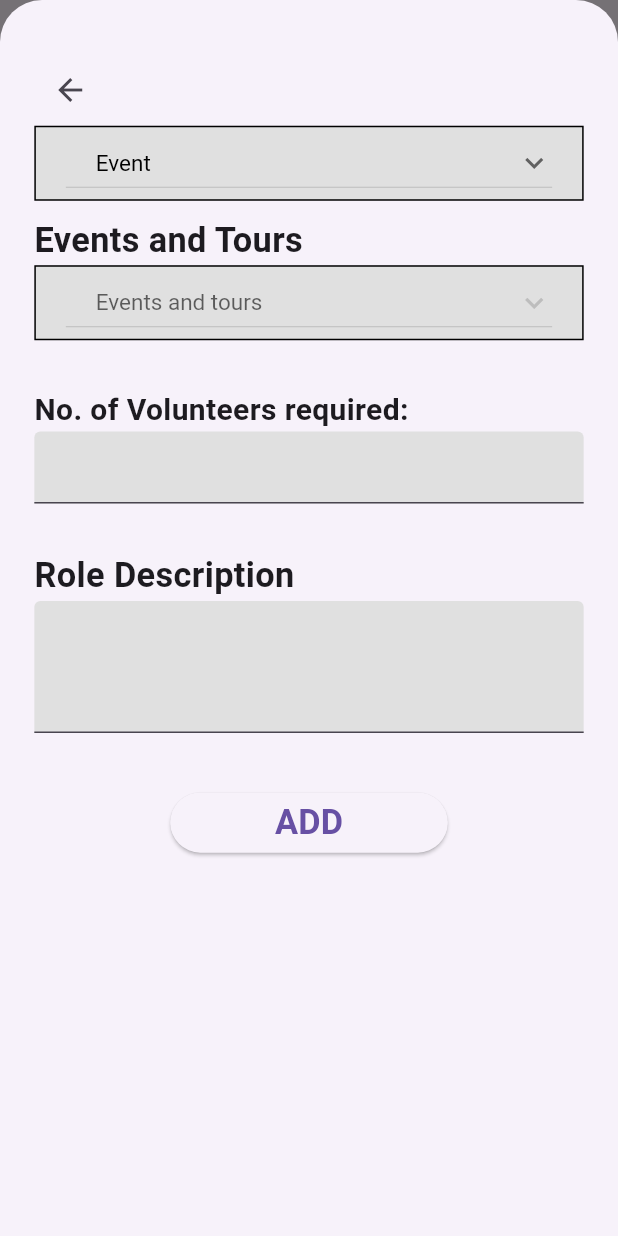
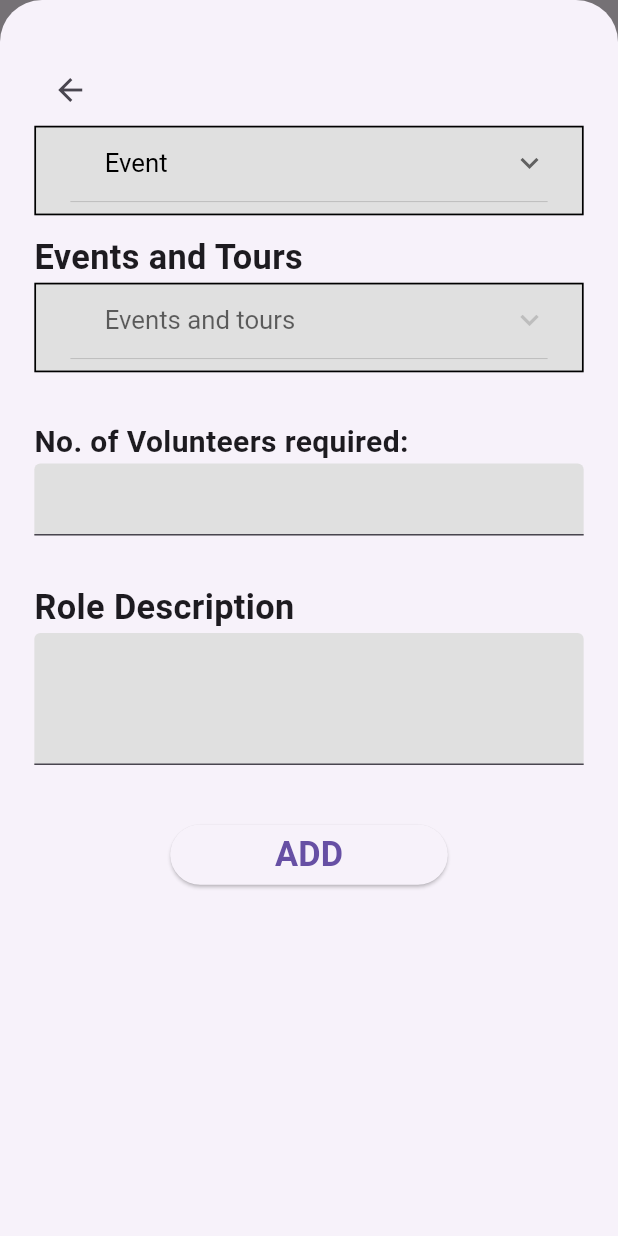
Before and after one commit to Pankaj0405/horizon_vendor, a Flutter app: the AddVolunteer screen opened directly, after a tap on the "add" icon, on a phone screen of 412 x 824 dp. Run offline on Flutter 3.47's test engine with Material 3 defaults, Android fonts, the phone set to English and light mode, and no system bars; our stand-ins replace animated_bottom_navigation_bar, camera, cloud_firestore, firebase_auth, firebase_core, firebase_storage and 4 more; accounts and stored records are empty.

Commit message:
screenutil added

```diff
--- a/lib/Category/category.dart
+++ b/lib/Category/category.dart
@@ -22,7 +22,8 @@ class _CategoryPageState extends State<CategoryPage> {
 
   @override
   Widget build(BuildContext context) {
-    return Scaffold(
+    return SafeArea(
+      child: Scaffold(
         body: SingleChildScrollView(
           child: Padding(
             padding: const EdgeInsets.only(top: 30.0, left: 30, right: 30),
@@ -101,6 +102,7 @@ class _CategoryPageState extends State<CategoryPage> {
             ),
           ),
         ),
+      ),
     );
   }
 }
--- a/lib/add_volunteers.dart
+++ b/lib/add_volunteers.dart
@@ -26,10 +26,10 @@ class _AddVolunteerState extends State<AddVolunteer>
   final _roleController = TextEditingController();
   late final TabController _tabController;
 
-  var textStyle = const TextStyle(
+  var textStyle = TextStyle(
     overflow: TextOverflow.fade,
     color: Colors.black,
-    fontSize: 15,
+    fontSize: 15.sp,
   );
 
   emptyFields() {
@@ -106,24 +106,24 @@ class _AddVolunteerState extends State<AddVolunteer>
                       icon: Icon(Icons.arrow_back)),
                   Container(
                     width: double.maxFinite,
-                    height: 50,
+                    height: 50.h,
                     decoration: BoxDecoration(
-                        color: Colors.grey[300], border: Border.all(width: 1)),
+                        color: Colors.grey[300], border: Border.all(width: 1.w)),
                     child: DropdownButton(
                       dropdownColor: Colors.white,
-                      padding: const EdgeInsets.symmetric(
-                        horizontal: 20,
+                      padding: EdgeInsets.symmetric(
+                        horizontal: 20.w,
                       ),
-                      borderRadius: BorderRadius.circular(20),
+                      borderRadius: BorderRadius.circular(20.r),
                       isExpanded: true,
                       // Initial Value
                       value: typeDropDown,
                       style: textStyle,
                       // Down Arrow Icon
                       icon: const Icon(Icons.keyboard_arrow_down),
-                      hint: const Padding(
+                      hint: Padding(
                         padding: EdgeInsets.symmetric(
-                          horizontal: 20,
+                          horizontal: 20.w,
                         ),
                         child: Text('Events and tours'),
                       ),
@@ -132,8 +132,8 @@ class _AddVolunteerState extends State<AddVolunteer>
                         return DropdownMenuItem(
                           value: items,
                           child: Container(
-                            margin: const EdgeInsets.symmetric(
-                              horizontal: 20,
+                            margin: EdgeInsets.symmetric(
+                              horizontal: 20.w,
                             ),
                             child: Text(
                               items,
@@ -157,8 +157,8 @@ class _AddVolunteerState extends State<AddVolunteer>
                     ),
                     // const EventDropdown(), // event dropdown
                   ),
-                  const SizedBox(
-                    height: 10,
+                  SizedBox(
+                    height: 10.h,
                   ),
                   Text(
                     'Events and Tours',
@@ -168,25 +168,25 @@ class _AddVolunteerState extends State<AddVolunteer>
                   typeDropDown == "Event"
                       ? Container(
                           width: double.maxFinite,
-                          height: 50,
+                          height: 50.h,
                           decoration: BoxDecoration(
                               color: Colors.grey[300],
-                              border: Border.all(width: 1)),
+                              border: Border.all(width: 1.w)),
                           child: DropdownButton(
                             dropdownColor: Colors.white,
-                            padding: const EdgeInsets.symmetric(
-                              horizontal: 20,
+                            padding: EdgeInsets.symmetric(
+                              horizontal: 20.w,
                             ),
-                            borderRadius: BorderRadius.circular(20),
+                            borderRadius: BorderRadius.circular(20.r),
                             isExpanded: true,
                             // Initial Value
                             value: eventDropDown,
                             style: textStyle,
                             // Down Arrow Icon
                             icon: const Icon(Icons.keyboard_arrow_down),
-                            hint: const Padding(
+                            hint: Padding(
                               padding: EdgeInsets.symmetric(
-                                horizontal: 20,
+                                horizontal: 20.w,
                               ),
                               child: Text('Events and tours'),
                             ),
@@ -194,8 +194,8 @@ class _AddVolunteerState extends State<AddVolunteer>
                               return DropdownMenuItem(
                                 value: items,
                                 child: Container(
-                                  margin: const EdgeInsets.symmetric(
-                                    horizontal: 20,
+                                  margin: EdgeInsets.symmetric(
+                                    horizontal: 20.w,
                                   ),
                                   child: Text(
                                     items,
@@ -220,25 +220,25 @@ class _AddVolunteerState extends State<AddVolunteer>
                         )
                       : Container(
                           width: double.maxFinite,
-                          height: 50,
+                          height: 50.h,
                           decoration: BoxDecoration(
                               color: Colors.grey[300],
-                              border: Border.all(width: 1)),
+                              border: Border.all(width: 1.w)),
                           child: DropdownButton(
                             dropdownColor: Colors.white,
-                            padding: const EdgeInsets.symmetric(
-                              horizontal: 20,
+                            padding: EdgeInsets.symmetric(
+                              horizontal: 20.w,
                             ),
-                            borderRadius: BorderRadius.circular(20),
+                            borderRadius: BorderRadius.circular(20.r),
                             isExpanded: true,
                             // Initial Value
                             value: tourDropDown,
                             style: textStyle,
                             // Down Arrow Icon
                             icon: const Icon(Icons.keyboard_arrow_down),
-                            hint: const Padding(
+                            hint: Padding(
                               padding: EdgeInsets.symmetric(
-                                horizontal: 20,
+                                horizontal: 20.w,
                               ),
                               child: Text('Tours'),
                             ),
@@ -247,8 +247,8 @@ class _AddVolunteerState extends State<AddVolunteer>
                               return DropdownMenuItem(
                                 value: items,
                                 child: Container(
-                                  margin: const EdgeInsets.symmetric(
-                                    horizontal: 20,
+                                  margin: EdgeInsets.symmetric(
+                                    horizontal: 20.h,
                                   ),
                                   child: Text(
                                     items,
@@ -385,10 +385,10 @@ class _AddVolunteerState extends State<AddVolunteer>
           //     // Get.back();
           //   },
           // ),
-          title: const Text(
+          title: Text(
             "Volunteers",
             style: TextStyle(
-              fontSize: 25,
+              fontSize: 25.sp,
               fontWeight: FontWeight.bold,
             ),
           ),
@@ -417,7 +417,7 @@ class _AddVolunteerState extends State<AddVolunteer>
                     final volunteers = _authController.volunteerData[index];
                     return volunteers.type == "Tour"
                         ? Padding(
-                            padding: const EdgeInsets.all(8.0),
+                            padding: EdgeInsets.all(8.r),
                             child: Card(
                               color: const Color.fromARGB(255, 7, 159, 159)
                                   .withOpacity(0.6),
@@ -425,51 +425,51 @@ class _AddVolunteerState extends State<AddVolunteer>
                                 crossAxisAlignment: CrossAxisAlignment.start,
                                 children: [
                                   Padding(
-                                    padding: const EdgeInsets.only(
-                                        top: 20, left: 10),
+                                    padding: EdgeInsets.only(
+                                        top: 20.h, left: 10.w),
                                     child: Image.asset(
                                       "", // Replace 'image.png' with your image asset path
-                                      width: 100,
-                                      height: 200,
+                                      width: 100.w,
+                                      height: 200.h,
                                       fit: BoxFit.fill,
                                     ),
                                   ),
-                                  const SizedBox(width: 20.0),
+                                  SizedBox(width: 20.w),
                                   Column(
                                     crossAxisAlignment:
                                         CrossAxisAlignment.start,
                                     // mainAxisAlignment: MainAxisAlignment.center,
                                     children: [
-                                      const SizedBox(
-                                        height: 8,
+                                      SizedBox(
+                                        height: 8.h,
                                       ),
                                       Text(
                                         volunteers.eventName,
-                                        style: const TextStyle(
-                                          fontSize: 26,
+                                        style: TextStyle(
+                                          fontSize: 26.sp,
                                           fontWeight: FontWeight.bold,
                                           color: Colors.white,
                                         ),
                                       ),
-                                      const SizedBox(height: 8.0),
+                                      SizedBox(height: 8.h),
                                       Text(
                                         'Volunteers: ${volunteers.volNumber}',
-                                        style: const TextStyle(
-                                          fontSize: 19,
+                                        style: TextStyle(
+                                          fontSize: 19.sp,
                                           fontWeight: FontWeight.w500,
                                           color: Colors.white,
                                         ),
                                       ),
-                                      const SizedBox(height: 8.0),
+                                      SizedBox(height: 8.h),
                                       // cardListTile('', events.description),
                                       SizedBox(
-                                        height: 80,
-                                        width: 150,
+                                        height: 80.h,
+                                        width: 150.w,
                                         child: Text(
                                           volunteers.role,
                                           maxLines: 2,
-                                          style: const TextStyle(
-                                            fontSize: 17,
+                                          style: TextStyle(
+                                            fontSize: 17.sp,
                                             overflow: TextOverflow.ellipsis,
                                             fontWeight: FontWeight.w300,
                                             color: Colors.white,
@@ -492,7 +492,7 @@ class _AddVolunteerState extends State<AddVolunteer>
                     final volunteers = _authController.volunteerData[index];
                     return volunteers.type == "Event"
                         ? Padding(
-                            padding: const EdgeInsets.all(8.0),
+                            padding: EdgeInsets.all(8.r),
                             child: Card(
                               color: const Color.fromARGB(255, 7, 159, 159)
                                   .withOpacity(0.6),
@@ -500,51 +500,51 @@ class _AddVolunteerState extends State<AddVolunteer>
                                 crossAxisAlignment: CrossAxisAlignment.start,
                                 children: [
                                   Padding(
-                                    padding: const EdgeInsets.only(
-                                        top: 20, left: 10),
+                                    padding: EdgeInsets.only(
+                                        top: 20.h, left: 10.w),
                                     child: Image.asset(
                                       "", // Replace 'image.png' with your image asset path
-                                      width: 100,
-                                      height: 200,
+                                      width: 100.w,
+                                      height: 200.h,
                                       fit: BoxFit.fill,
                                     ),
                                   ),
-                                  const SizedBox(width: 20.0),
+                                  SizedBox(width: 20.w),
                                   Column(
                                     crossAxisAlignment:
                                         CrossAxisAlignment.start,
                                     // mainAxisAlignment: MainAxisAlignment.center,
                                     children: [
-                                      const SizedBox(
-                                        height: 8,
+                                      SizedBox(
+                                        height: 8.h,
                                       ),
                                       Text(
                                         volunteers.eventName,
-                                        style: const TextStyle(
-                                          fontSize: 26,
+                                        style: TextStyle(
+                                          fontSize: 26.sp,
                                           fontWeight: FontWeight.bold,
                                           color: Colors.white,
                                         ),
                                       ),
-                                      const SizedBox(height: 8.0),
+                                      SizedBox(height: 8.h),
                                       Text(
                                         'Volunteers: ${volunteers.volNumber}',
-                                        style: const TextStyle(
-                                          fontSize: 19,
+                                        style: TextStyle(
+                                          fontSize: 19.sp,
                                           fontWeight: FontWeight.w500,
                                           color: Colors.white,
                                         ),
                                       ),
-                                      const SizedBox(height: 8.0),
+                                      SizedBox(height: 8.h),
                                       // cardListTile('', events.description),
                                       SizedBox(
-                                        height: 80,
-                                        width: 150,
+                                        height: 80.h,
+                                        width: 150.w,
                                         child: Text(
                                           volunteers.role,
                                           maxLines: 2,
-                                          style: const TextStyle(
-                                            fontSize: 17,
+                                          style: TextStyle(
+                                            fontSize: 17.sp,
                                             overflow: TextOverflow.ellipsis,
                                             fontWeight: FontWeight.w300,
                                             color: Colors.white,
```
Lines whose indentation alone changed are shown as unchanged.
